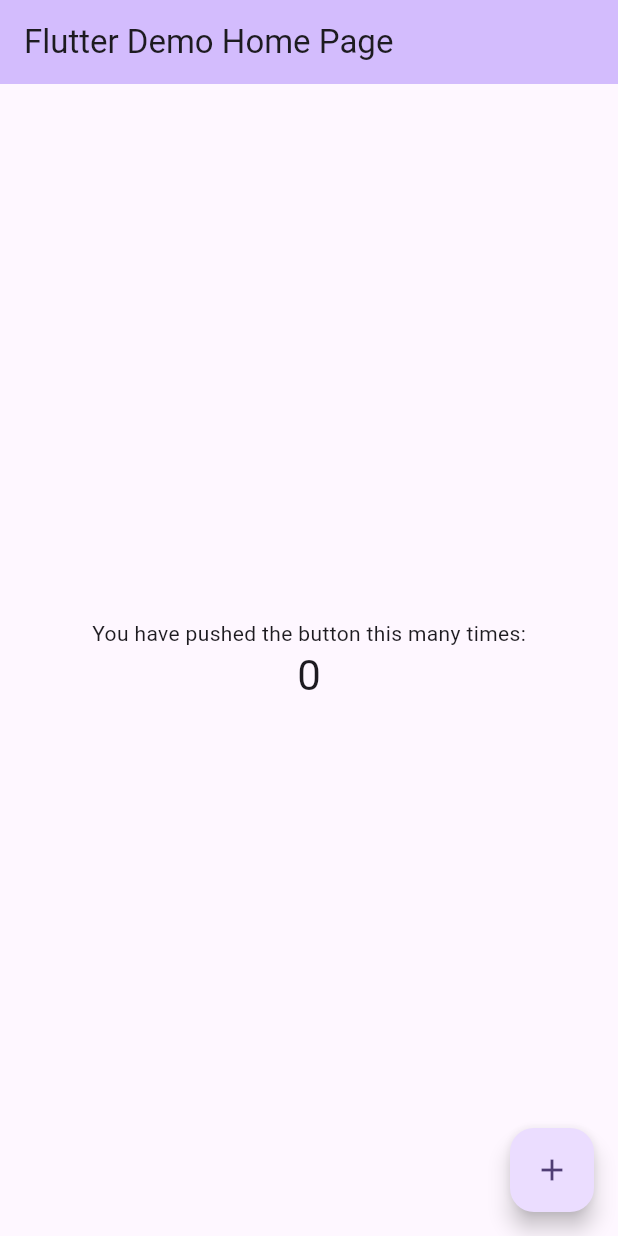
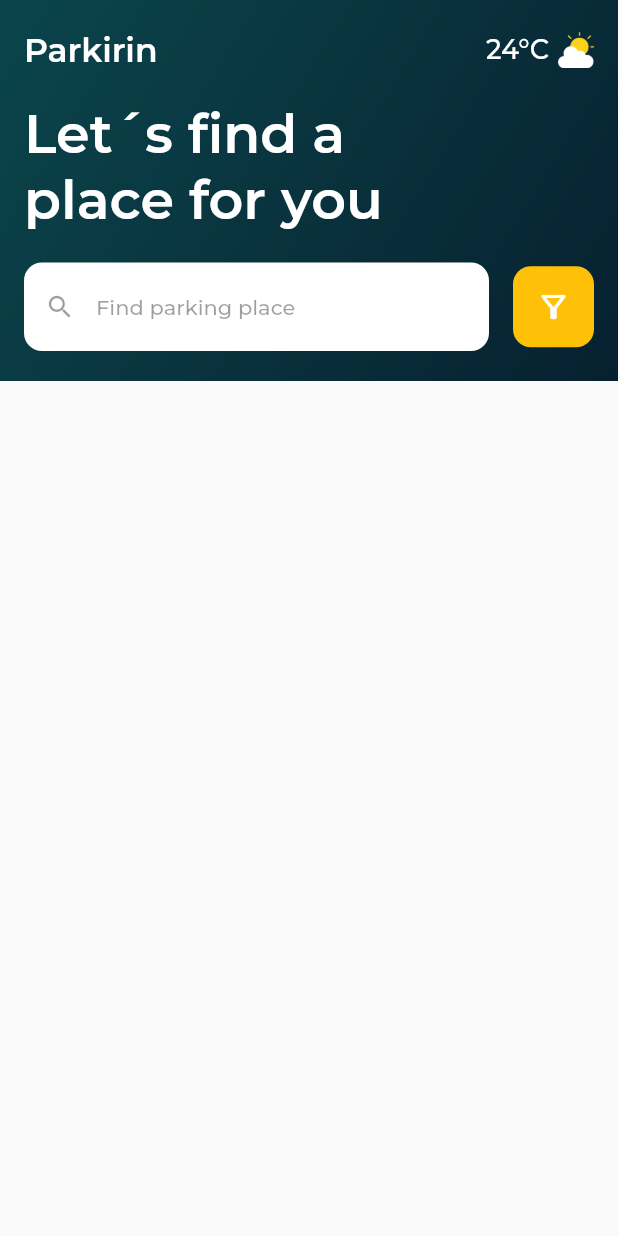
Before and after one commit to mvilla714/flutter_codigo_ui, a Flutter app: the screen it shows after launch, on a phone screen of 412 x 824 dp. Run offline on Flutter 3.47's test engine with Material 2 defaults, Android fonts, the phone set to English and light mode, and no system bars; our stand-ins replace google_fonts.

```diff
--- a/lib/main.dart
+++ b/lib/main.dart
@@ -1,125 +1,19 @@
 import 'package:flutter/material.dart';
+import 'package:flutter_codigo_ui/pages/home_page.dart';
 
 void main() {
-  runApp(const MyApp());
+  runApp(MyApp());
 }
 
 class MyApp extends StatelessWidget {
   const MyApp({super.key});
 
-  // This widget is the root of your application.
   @override
   Widget build(BuildContext context) {
     return MaterialApp(
-      title: 'Flutter Demo',
-      theme: ThemeData(
-        // This is the theme of your application.
-        //
-        // TRY THIS: Try running your application with "flutter run". You'll see
-        // the application has a blue toolbar. Then, without quitting the app,
-        // try changing the seedColor in the colorScheme below to Colors.green
-        // and then invoke "hot reload" (save your changes or press the "hot
-        // reload" button in a Flutter-supported IDE, or press "r" if you used
-        // the command line to start the app).
-        //
-        // Notice that the counter didn't reset back to zero; the application
-        // state is not lost during the reload. To reset the state, use hot
-        // restart instead.
-        //
-        // This works for code too, not just values: Most code changes can be
-        // tested with just a hot reload.
-        colorScheme: ColorScheme.fromSeed(seedColor: Colors.deepPurple),
-        useMaterial3: true,
-      ),
-      home: const MyHomePage(title: 'Flutter Demo Home Page'),
+      debugShowCheckedModeBanner: false,
+      title: "Ui App",
+      home: HomePage(),
     );
   }
 }
-
-class MyHomePage extends StatefulWidget {
-  const MyHomePage({super.key, required this.title});
-
-  // This widget is the home page of your application. It is stateful, meaning
-  // that it has a State object (defined below) that contains fields that affect
-  // how it looks.
-
-  // This class is the configuration for the state. It holds the values (in this
-  // case the title) provided by the parent (in this case the App widget) and
-  // used by the build method of the State. Fields in a Widget subclass are
-  // always marked "final".
-
-  final String title;
-
-  @override
-  State<MyHomePage> createState() => _MyHomePageState();
-}
-
-class _MyHomePageState extends State<MyHomePage> {
-  int _counter = 0;
-
-  void _incrementCounter() {
-    setState(() {
-      // This call to setState tells the Flutter framework that something has
-      // changed in this State, which causes it to rerun the build method below
-      // so that the display can reflect the updated values. If we changed
-      // _counter without calling setState(), then the build method would not be
-      // called again, and so nothing would appear to happen.
-      _counter++;
-    });
-  }
-
-  @override
-  Widget build(BuildContext context) {
-    // This method is rerun every time setState is called, for instance as done
-    // by the _incrementCounter method above.
-    //
-    // The Flutter framework has been optimized to make rerunning build methods
-    // fast, so that you can just rebuild anything that needs updating rather
-    // than having to individually change instances of widgets.
-    return Scaffold(
-      appBar: AppBar(
-        // TRY THIS: Try changing the color here to a specific color (to
-        // Colors.amber, perhaps?) and trigger a hot reload to see the AppBar
-        // change color while the other colors stay the same.
-        backgroundColor: Theme.of(context).colorScheme.inversePrimary,
-        // Here we take the value from the MyHomePage object that was created by
-        // the App.build method, and use it to set our appbar title.
-        title: Text(widget.title),
-      ),
-      body: Center(
-        // Center is a layout widget. It takes a single child and positions it
-        // in the middle of the parent.
-        child: Column(
-          // Column is also a layout widget. It takes a list of children and
-          // arranges them vertically. By default, it sizes itself to fit its
-          // children horizontally, and tries to be as tall as its parent.
-          //
-          // Column has various properties to control how it sizes itself and
-          // how it positions its children. Here we use mainAxisAlignment to
-          // center the children vertically; the main axis here is the vertical
-          // axis because Columns are vertical (the cross axis would be
-          // horizontal).
-          //
-          // TRY THIS: Invoke "debug painting" (choose the "Toggle Debug Paint"
-          // action in the IDE, or press "p" in the console), to see the
-          // wireframe for each widget.
-          mainAxisAlignment: MainAxisAlignment.center,
-          children: <Widget>[
-            const Text(
-              'You have pushed the button this many times:',
-            ),
-            Text(
-              '$_counter',
-              style: Theme.of(context).textTheme.headlineMedium,
-            ),
-          ],
-        ),
-      ),
-      floatingActionButton: FloatingActionButton(
-        onPressed: _incrementCounter,
-        tooltip: 'Increment',
-        child: const Icon(Icons.add),
-      ), // This trailing comma makes auto-formatting nicer for build methods.
-    );
-  }
-}
--- /dev/null
+++ b/lib/pages/home_page.dart
@@ -0,0 +1,136 @@
+import 'package:flutter/material.dart';
+import 'package:google_fonts/google_fonts.dart';
+
+class HomePage extends StatelessWidget {
+  const HomePage({super.key});
+
+  @override
+  Widget build(BuildContext context) {
+    print(MediaQuery.of(context).size.width);
+    print(MediaQuery.of(context).size.height);
+
+    return Scaffold(
+      body: SingleChildScrollView(
+        child: SafeArea(
+          child: Column(
+            children: [
+              Container(
+                //height: 300,
+                width: double.infinity,
+                padding: const EdgeInsets.symmetric(
+                  vertical: 20.0,
+                  horizontal: 16.0,
+                ),
+
+                decoration: BoxDecoration(
+                  color: Colors.blue,
+                  gradient: LinearGradient(
+                    begin: Alignment.topLeft,
+                    end: Alignment.bottomRight,
+                    colors: [
+                      Color(0xff0B454B),
+                      Color(0xff072030),
+                    ],
+                  ),
+                ),
+                child: Column(
+                  crossAxisAlignment: CrossAxisAlignment.start,
+                  children: [
+                    Row(
+                      mainAxisAlignment: MainAxisAlignment.spaceBetween,
+                      children: [
+                        Text(
+                          "Parkirin",
+                          style: GoogleFonts.montserrat(
+                              color: Colors.white,
+                              fontSize: 22.0,
+                              fontWeight: FontWeight.w600),
+                        ),
+                        Row(
+                          children: [
+                            Text(
+                              "24°C",
+                              style: GoogleFonts.montserrat(
+                                  color: Colors.white,
+                                  fontWeight: FontWeight.w500,
+                                  fontSize: 18),
+                            ),
+                            const SizedBox(
+                              width: 6.0,
+                            ),
+                            Image.asset(
+                              "assets/images/cloudy.png",
+                              height: 24,
+                            ),
+                          ],
+                        )
+                      ],
+                    ),
+                    Container(
+                      margin: EdgeInsets.symmetric(vertical: 20),
+                      constraints: BoxConstraints(
+                        maxWidth: MediaQuery.of(context).size.width * 0.7,
+                      ),
+                      child: Text(
+                        "Let´s find a place for you",
+                        style: GoogleFonts.montserrat(
+                            fontSize: 36,
+                            color: Colors.white,
+                            fontWeight: FontWeight.w600),
+                      ),
+                    ),
+                    Row(
+                      children: [
+                        Expanded(
+                          child: TextField(
+                            decoration: InputDecoration(
+                              hintText: "Find parking place",
+                              hintStyle: GoogleFonts.montserrat(
+                                color: Colors.black38,
+                                fontSize: 14.0,
+                                fontWeight: FontWeight.w500,
+                              ),
+                              filled: true,
+                              fillColor: Colors.white,
+                              prefixIcon: Icon(
+                                Icons.search,
+                                color: Colors.black38,
+                                size: 20,
+                              ),
+                              focusedBorder: OutlineInputBorder(
+                                borderRadius: BorderRadius.circular(12.0),
+                                borderSide: BorderSide.none,
+                              ),
+                              enabledBorder: OutlineInputBorder(
+                                borderRadius: BorderRadius.circular(12.0),
+                                borderSide: BorderSide.none,
+                              ),
+                            ),
+                          ),
+                        ),
+                        SizedBox(
+                          width: 16.0,
+                        ),
+                        Container(
+                          padding: const EdgeInsets.all(15.0),
+                          decoration: BoxDecoration(
+                            color: Colors.amber,
+                            borderRadius: BorderRadius.circular(12.0),
+                          ),
+                          child: Icon(
+                            Icons.filter_alt_outlined,
+                            color: Colors.white,
+                          ),
+                        )
+                      ],
+                    )
+                  ],
+                ),
+              ),
+            ],
+          ),
+        ),
+      ),
+    );
+  }
+}
```
Also changed, not shown: pubspec.yaml (+4 -3 lines), assets/images/car.png (added), assets/images/cloudy.png (added), assets/images/maps.png (added), lib/constants.dart (added), pubspec.lock.
